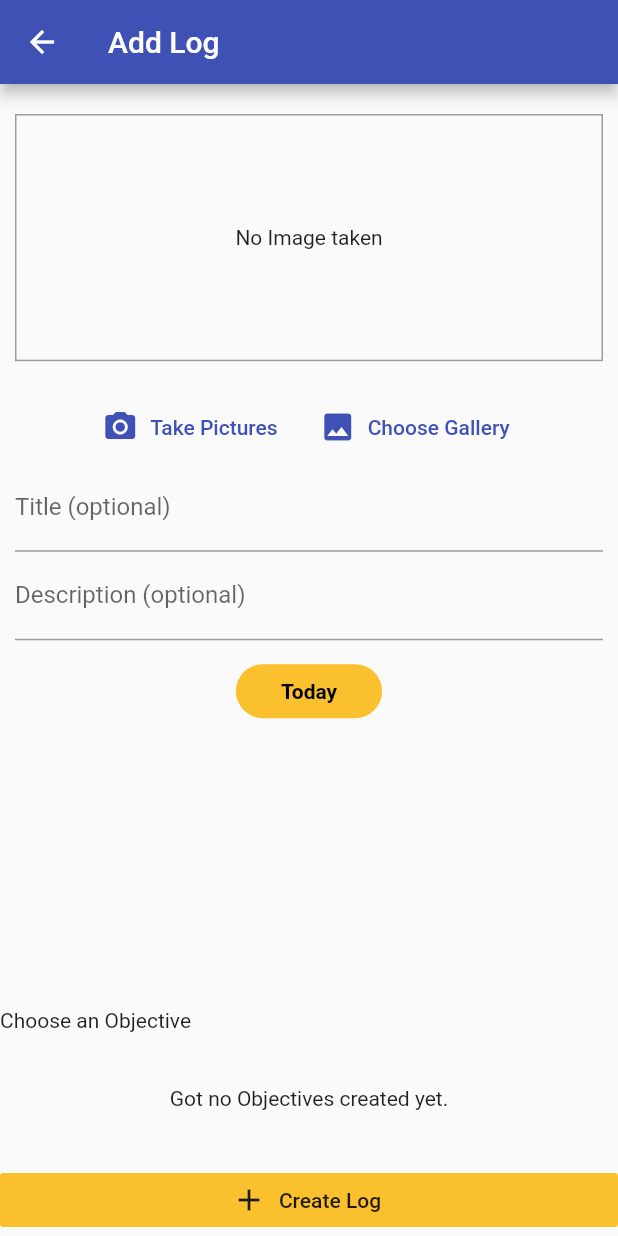
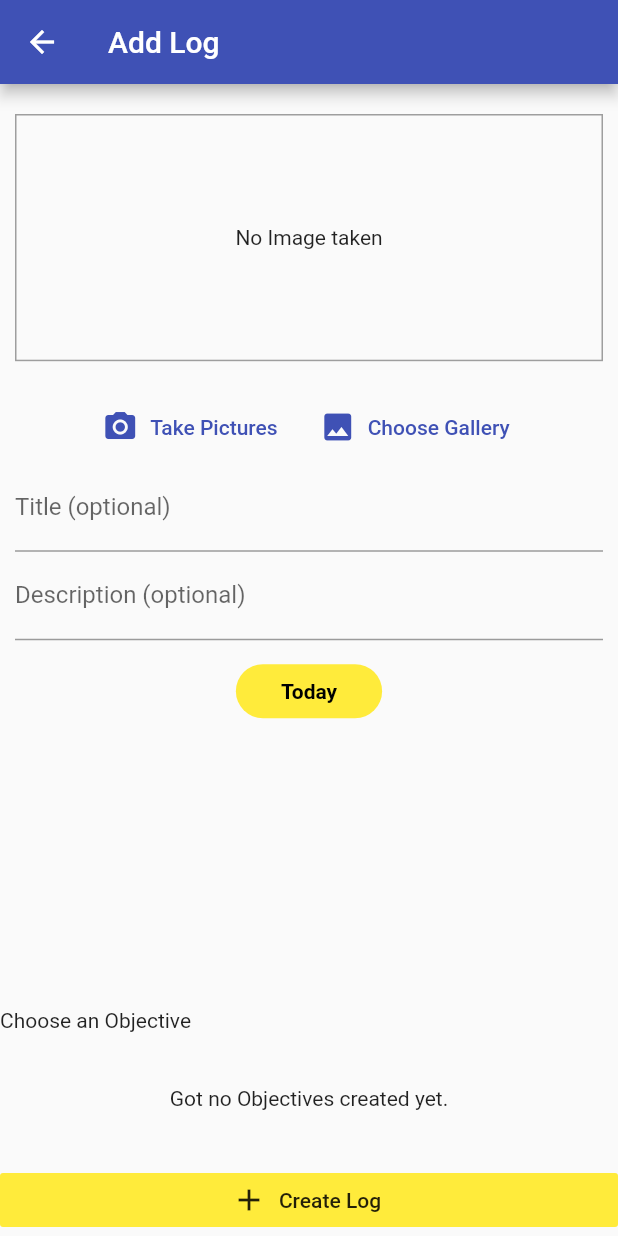
Before and after one commit to NeneWang/imontrack, a Flutter app: the ProgressFeed screen opened directly, after a tap on the "add" icon, on a phone screen of 412 x 824 dp. Run offline on Flutter 3.47's test engine with Material 2 defaults, Android fonts, the phone set to English and light mode, and no system bars; our stand-ins replace image_picker, sqflite; missing offline and left inert: flutter_radar_chart; accounts and stored records are empty.

```diff
--- a/lib/main.dart
+++ b/lib/main.dart
@@ -26,8 +26,8 @@ class MyApp extends StatelessWidget {
       child: MaterialApp(
         title: 'Images',
         theme:
-            ThemeData(primarySwatch: Colors.indigo, accentColor: Colors.yellow[700]),
-        home: ProgressFeed(),
+            ThemeData(primarySwatch: Colors.indigo, accentColor: Colors.yellow),
+        home: CreateObjective(),
         routes: {
           CreateCompilation.routeName: (ctx) => CreateCompilation(),
           CreateLog.routeName: (ctx) => CreateLog(),
--- a/lib/screens/create_objective.dart
+++ b/lib/screens/create_objective.dart
@@ -39,7 +39,7 @@ class _CreateObjectiveState extends State<CreateObjective> {
     return Scaffold(
       appBar: AppBar(title: Text("Create Objectives")),
       bottomNavigationBar: BottomNavigator(
-        indexNavigator: 1,
+        indexNavigator: 0,
         context: context,
       ),
       body: Column(
--- a/lib/screens/objective_feed..dart
+++ b/lib/screens/objective_feed..dart
@@ -101,6 +101,6 @@ class ObjectiveFeed extends StatelessWidget {
             )
           ],
         ),
-        bottomNavigationBar: BottomNavigator(indexNavigator: 1, context: context,));
+        bottomNavigationBar: BottomNavigator(indexNavigator: 0, context: context,));
   }
 }
--- a/lib/screens/progress_feed.dart
+++ b/lib/screens/progress_feed.dart
@@ -132,7 +132,7 @@ class ProgressFeed extends StatelessWidget {
           ],
         ),
         bottomNavigationBar: BottomNavigator(
-          indexNavigator: 1,
+          indexNavigator: 0,
           context: context,
         ));
   }
--- a/lib/screens/view_log.dart
+++ b/lib/screens/view_log.dart
@@ -20,7 +20,7 @@ class ViewLogScreen extends StatelessWidget {
     if (logEvent.tags.length>0 || logEvent.tags != null) {
       logEvent.tags.forEach((element) {
         tagsWidget.add(Chip(label: Text(objectiveName)));
-      });
+    });
     } else {
       tagsWidget.add(Chip(label: Text("No Objective set.")));
     }
```
